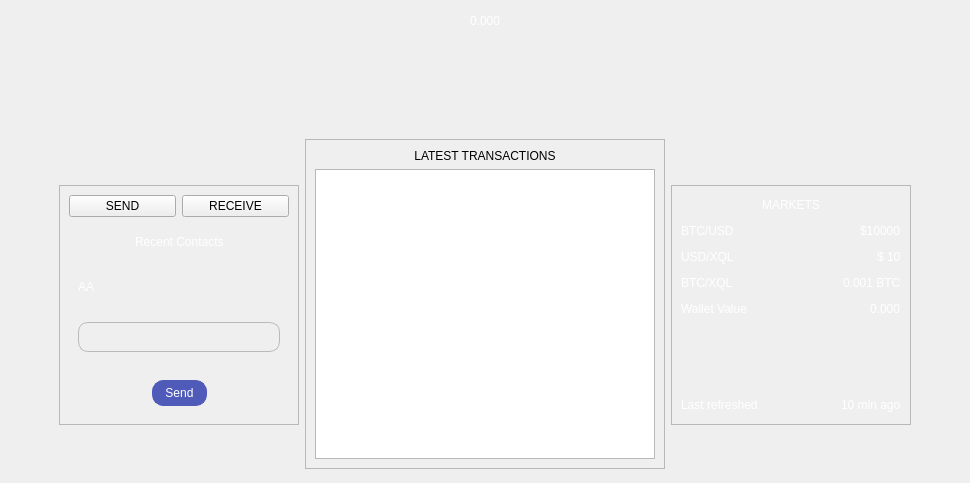
eons-finance/ALQO, file src/qt/forms/dashboardwidget.ui: the form before one commit.
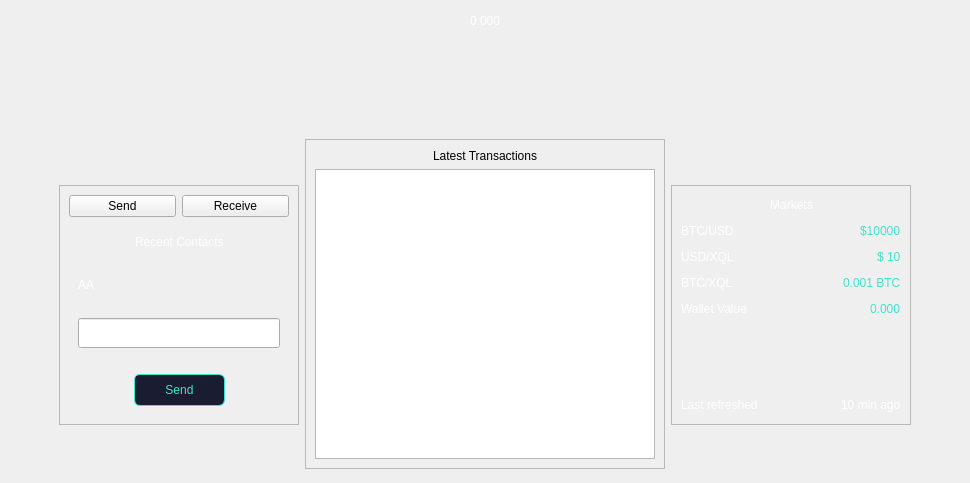
The form after the commit.

The edit to the form file:
```diff
--- a/src/qt/forms/dashboardwidget.ui
+++ b/src/qt/forms/dashboardwidget.ui
@@ -120,8 +120,13 @@
              <layout class="QHBoxLayout" name="horizontalLayout_6">
               <item>
                <widget class="QPushButton" name="sendpagebtn">
+                <property name="font">
+                 <font>
+                  <family>Ubuntu</family>
+                 </font>
+                </property>
                 <property name="text">
-                 <string>SEND</string>
+                 <string>Send</string>
                 </property>
                 <property name="checkable">
                  <bool>true</bool>
@@ -130,8 +135,14 @@
               </item>
               <item>
                <widget class="QPushButton" name="receivepagebtn">
+                <property name="font">
+                 <font/>
+                </property>
+                <property name="styleSheet">
+                 <string notr="true"/>
+                </property>
                 <property name="text">
-                 <string>RECEIVE</string>
+                 <string>Receive</string>
                 </property>
                 <property name="checkable">
                  <bool>true</bool>
@@ -248,8 +259,10 @@
                        </size>
                       </property>
                       <property name="styleSheet">
-                       <string notr="true">border:  1px solid #bababa;  background-color:transparent;
-    font-size: 12px;  border-radius: 10px;  padding:5px; color: #ffffff;</string>
+                       <string notr="true"/>
+                      </property>
+                      <property name="text">
+                       <string/>
                       </property>
                       <property name="maxLength">
                        <number>17</number>
@@ -298,7 +311,18 @@
                        </sizepolicy>
                       </property>
                       <property name="styleSheet">
-                       <string notr="true">    color: white;  border:1px solid #505BB9;  background-color:#505BB9;  border-radius: 11px;   padding:5px 12px 5px 12px;</string>
+                       <string notr="true">QPushButton {
+color: #3de4cd;
+border: 1px solid #3de4cd;
+border-radius: 6px;
+background-color:  rgb(26, 29, 49);
+padding: 8px 30px;
+font-size: 12px;
+}
+QPushButton:hover{
+	color: #1a1d31;
+background-color: #3de4cd;
+}</string>
                       </property>
                       <property name="text">
                        <string>Send</string>
@@ -469,8 +493,13 @@
          <layout class="QVBoxLayout" name="verticalLayout_3">
           <item>
            <widget class="QLabel" name="lblTransactions">
+            <property name="font">
+             <font>
+              <family>Ubuntu</family>
+             </font>
+            </property>
             <property name="text">
-             <string>&lt;html&gt;&lt;head/&gt;&lt;body&gt;&lt;p align=&quot;center&quot;&gt;LATEST TRANSACTIONS&lt;/p&gt;&lt;/body&gt;&lt;/html&gt;</string>
+             <string>&lt;html&gt;&lt;head/&gt;&lt;body&gt;&lt;p align=&quot;center&quot;&gt;Latest Transactions&lt;/p&gt;&lt;/body&gt;&lt;/html&gt;</string>
             </property>
            </widget>
           </item>
@@ -564,10 +593,10 @@
                    </size>
                   </property>
                   <property name="styleSheet">
-                   <string notr="true"/>
+                   <string notr="true">color:white;</string>
                   </property>
                   <property name="text">
-                   <string>&lt;html&gt;&lt;head/&gt;&lt;body&gt;&lt;p align=&quot;center&quot;&gt;MARKETS&lt;/p&gt;&lt;/body&gt;&lt;/html&gt;</string>
+                   <string>&lt;html&gt;&lt;head/&gt;&lt;body&gt;&lt;p align=&quot;center&quot;&gt;Markets&lt;/p&gt;&lt;/body&gt;&lt;/html&gt;</string>
                   </property>
                  </widget>
                 </item>
@@ -610,6 +639,9 @@
                 </item>
                 <item>
                  <widget class="QLabel" name="labelbtcusd">
+                  <property name="styleSheet">
+                   <string notr="true">color:  #3de4cd;</string>
+                  </property>
                   <property name="text">
                    <string>$10000</string>
                   </property>
@@ -641,6 +673,9 @@
                 </item>
                 <item>
                  <widget class="QLabel" name="labelusdxlq">
+                  <property name="styleSheet">
+                   <string notr="true">color:  #3de4cd;</string>
+                  </property>
                   <property name="text">
                    <string>$ 10</string>
                   </property>
@@ -672,6 +707,9 @@
                 </item>
                 <item>
                  <widget class="QLabel" name="labelxlqbtc">
+                  <property name="styleSheet">
+                   <string notr="true">color:  #3de4cd;</string>
+                  </property>
                   <property name="text">
                    <string>0.001 BTC</string>
                   </property>
@@ -703,6 +741,9 @@
                 </item>
                 <item>
                  <widget class="QLabel" name="lblwalletvalue">
+                  <property name="styleSheet">
+                   <string notr="true">color:  #3de4cd;</string>
+                  </property>
                   <property name="text">
                    <string>0.000</string>
                   </property>
```
Left out of the diff: 21 changed lines with no effect on the pictures.
